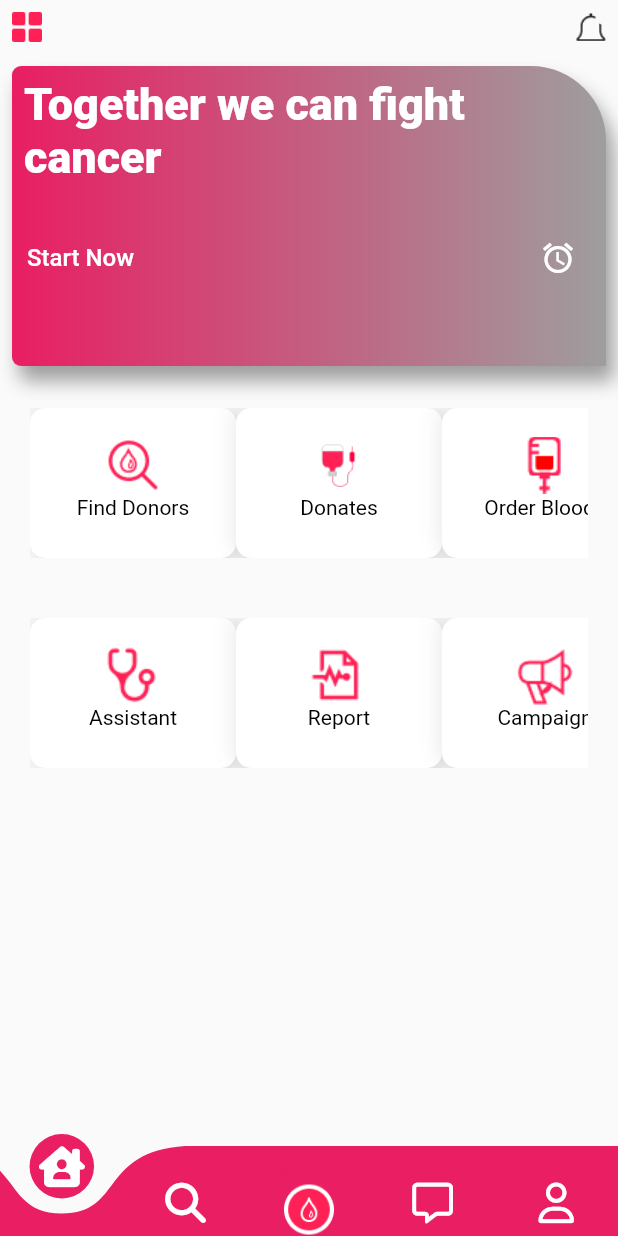
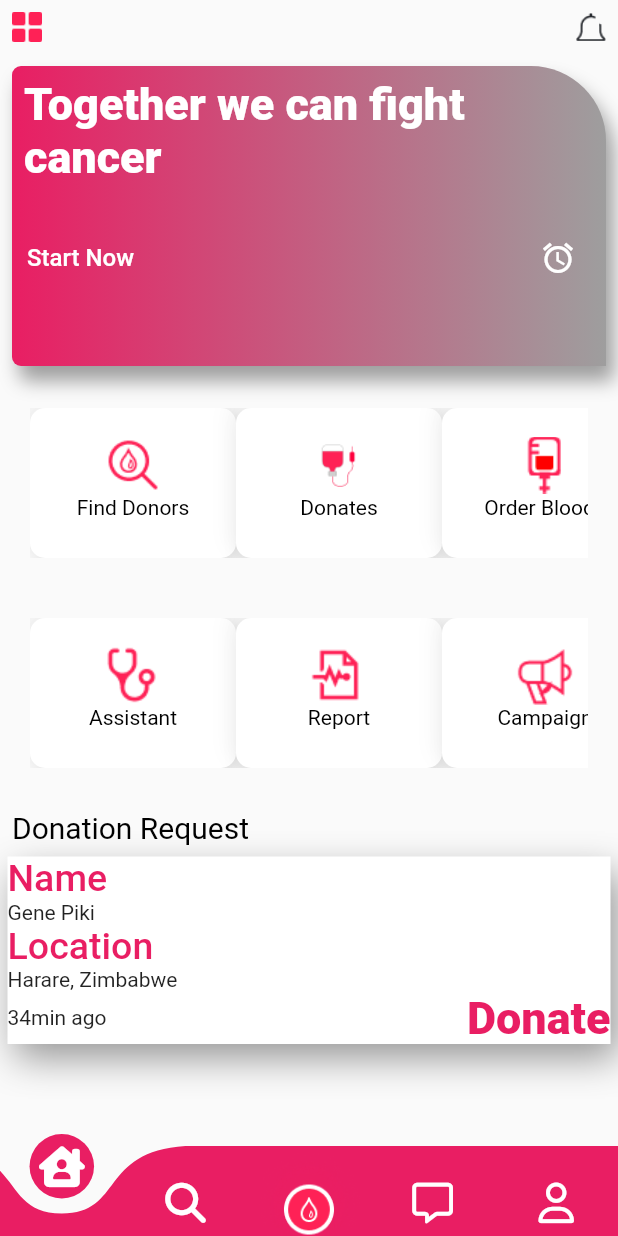
Before and after one commit to pikigene01/cancerconnector, a Flutter app: the screen it shows after launch, on a phone screen of 412 x 824 dp. Run offline on Flutter 3.47's test engine with Material 2 defaults, Android fonts, the phone set to English and light mode, and no system bars; drawn by our look-alikes of curved_navigation_bar; our stand-ins replace card_swiper, cloud_firestore, firebase_auth, firebase_core, font_awesome_flutter, get; accounts and stored records are empty.

Commit message:
update app fetures

```diff
--- a/lib/pages/home_page.dart
+++ b/lib/pages/home_page.dart
@@ -149,7 +149,59 @@ class _HomePageState extends State<HomePage> {
                   ],
                 ),
               ),
-            )
+            ),
+            const Padding(
+              padding: EdgeInsets.all(8.0),
+              child: Row(
+                mainAxisAlignment: MainAxisAlignment.spaceBetween,
+                children: [
+                  Text(
+                    "Donation Request",
+                    style: TextStyle(fontSize: 20, color: Colors.black),
+                  ),
+                ],
+              ),
+            ),
+            Container(
+              width: size.width - 10,
+              decoration: BoxDecoration(color: Colors.white, boxShadow: [
+                BoxShadow(
+                    blurRadius: 20,
+                    offset: const Offset(5, 10),
+                    color: Colors.black.withOpacity(0.4))
+              ]),
+              child: Column(
+                crossAxisAlignment: CrossAxisAlignment.start,
+                children: [
+                  Text(
+                    "Name",
+                    style: appBigTitle,
+                  ),
+                  const Text("Gene Piki"),
+                  Text(
+                    "Location",
+                    style: appBigTitle,
+                  ),
+                  const Text("Harare, Zimbabwe"),
+                  const Row(
+                    mainAxisAlignment: MainAxisAlignment.spaceBetween,
+                    children: [
+                      Text("34min ago"),
+                      Text(
+                        "Donate",
+                        style: TextStyle(
+                            fontSize: 30,
+                            color: primaryColor,
+                            fontWeight: FontWeight.w800),
+                      ),
+                    ],
+                  ),
+                ],
+              ),
+            ),
+            const SizedBox(
+              height: 100,
+            ),
           ],
         ),
       ),
```
Also changed, not shown: lib/pages/searchpage.dart (+17 -1 lines), lib/widgets/bottombar.dart (+6 -2 lines), lib/widgets/topbar.dart (added, +26 -0 lines).
